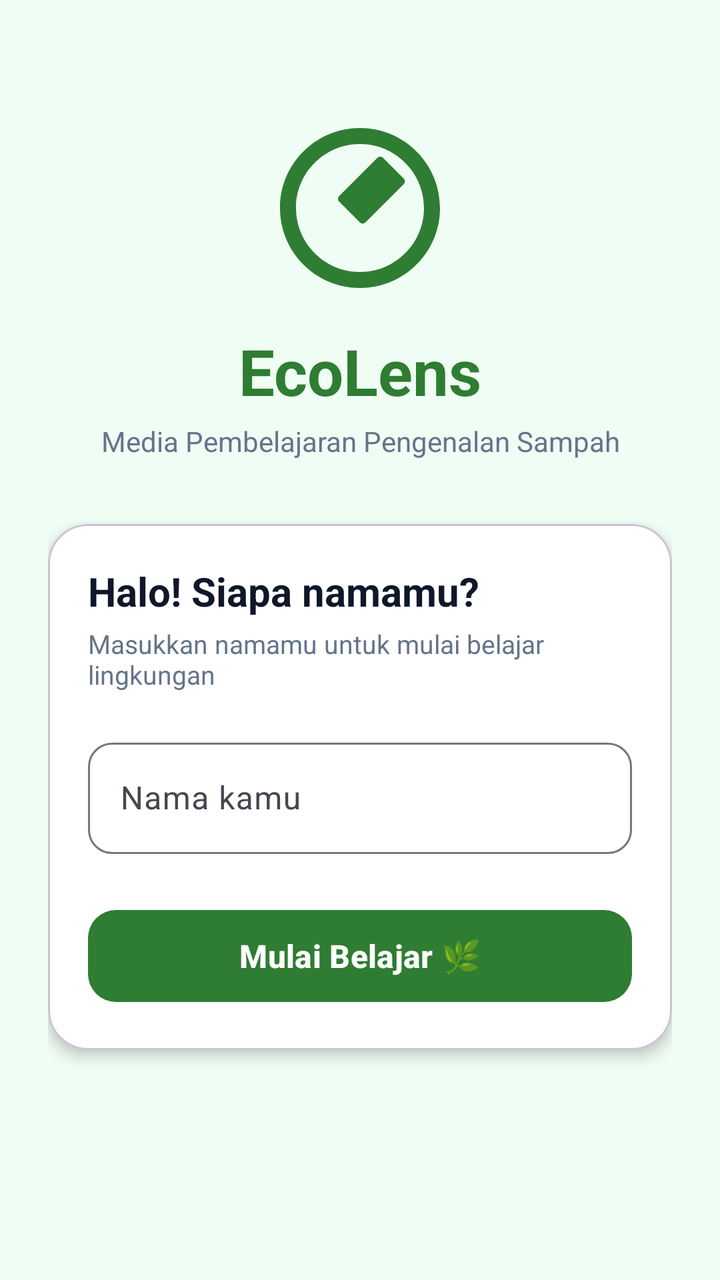
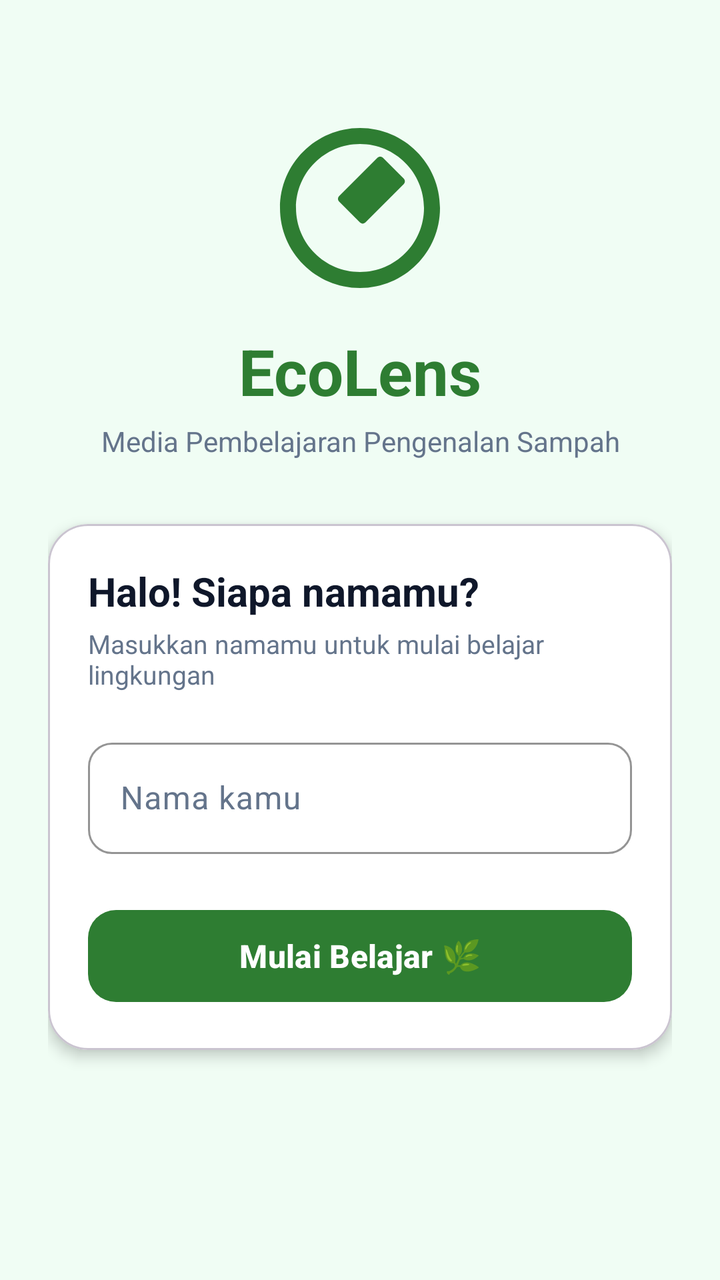

Compare the two renders of this Android layout. The source of the first and the diff that turns it into the second are given below.
<!-- AndroidManifest.xml: application theme Theme.EcoLens -->
<!-- res/layout/fragment_login.xml -->
<?xml version="1.0" encoding="utf-8"?>
<ScrollView xmlns:android="http://schemas.android.com/apk/res/android"
    xmlns:app="http://schemas.android.com/apk/res-auto"
    xmlns:tools="http://schemas.android.com/tools"
    android:layout_width="match_parent"
    android:layout_height="match_parent"
    android:fillViewport="true"
    android:background="@color/bg_light"
    tools:context=".ui.auth.LoginFragment">

    <androidx.constraintlayout.widget.ConstraintLayout
        android:layout_width="match_parent"
        android:layout_height="wrap_content"
        android:padding="24dp">

        <ImageView
            android:id="@+id/imgLogo"
            android:layout_width="96dp"
            android:layout_height="96dp"
            android:layout_marginTop="32dp"
            android:src="@drawable/ic_nav_scan"
            app:tint="@color/primary"
            app:layout_constraintEnd_toEndOf="parent"
            app:layout_constraintStart_toStartOf="parent"
            app:layout_constraintTop_toTopOf="parent"
            android:contentDescription="@string/app_name" />

        <TextView
            android:id="@+id/tvAppTitle"
            android:layout_width="wrap_content"
            android:layout_height="wrap_content"
            android:layout_marginTop="12dp"
            android:text="@string/app_name"
            android:textColor="@color/primary"
            android:textSize="32sp"
            android:textStyle="bold"
            app:layout_constraintEnd_toEndOf="parent"
            app:layout_constraintStart_toStartOf="parent"
            app:layout_constraintTop_toBottomOf="@id/imgLogo" />

        <TextView
            android:id="@+id/tvTagline"
            android:layout_width="0dp"
            android:layout_height="wrap_content"
            android:layout_marginTop="4dp"
            android:gravity="center"
            android:text="@string/app_tagline"
            android:textColor="@color/text_secondary"
            android:textSize="14sp"
            app:layout_constraintEnd_toEndOf="parent"
            app:layout_constraintStart_toStartOf="parent"
            app:layout_constraintTop_toBottomOf="@id/tvAppTitle" />

        <com.google.android.material.card.MaterialCardView
            android:id="@+id/cardLogin"
            android:layout_width="0dp"
            android:layout_height="wrap_content"
            android:layout_marginTop="32dp"
            app:cardCornerRadius="20dp"
            app:cardElevation="4dp"
            app:cardBackgroundColor="@color/card_surface"
            app:layout_constraintEnd_toEndOf="parent"
            app:layout_constraintStart_toStartOf="parent"
            app:layout_constraintTop_toBottomOf="@id/tvTagline">

            <LinearLayout
                android:layout_width="match_parent"
                android:layout_height="wrap_content"
                android:orientation="vertical"
                android:padding="20dp">

                <TextView
                    android:layout_width="wrap_content"
                    android:layout_height="wrap_content"
                    android:text="Halo! Siapa namamu?"
                    android:textColor="@color/text_primary"
                    android:textSize="20sp"
                    android:textStyle="bold" />

                <TextView
                    android:layout_width="wrap_content"
                    android:layout_height="wrap_content"
                    android:layout_marginTop="4dp"
                    android:text="Masukkan namamu untuk mulai belajar lingkungan"
                    android:textColor="@color/text_secondary"
                    android:textSize="13sp" />

                
                <com.google.android.material.textfield.TextInputLayout
                    android:id="@+id/tilUsername"
                    style="@style/Widget.Material3.TextInputLayout.OutlinedBox"
                    android:layout_width="match_parent"
                    android:layout_height="wrap_content"
                    android:layout_marginTop="20dp"
                    android:hint="Nama kamu"
                    app:boxCornerRadiusBottomEnd="12dp"
                    app:boxCornerRadiusBottomStart="12dp"
                    app:boxCornerRadiusTopEnd="12dp"
                    app:boxCornerRadiusTopStart="12dp">

                    <com.google.android.material.textfield.TextInputEditText
                        android:id="@+id/etUsername"
                        android:layout_width="match_parent"
                        android:layout_height="wrap_content"
                        android:inputType="textPersonName"
                        android:maxLines="1" />
                </com.google.android.material.textfield.TextInputLayout>

                

                <com.google.android.material.button.MaterialButton
                    android:id="@+id/btnLogin"
                    android:layout_width="match_parent"
                    android:layout_height="54dp"
                    android:layout_marginTop="24dp"
                    android:text="Mulai Belajar 🌿"
                    android:textSize="16sp"
                    android:textStyle="bold"
                    app:cornerRadius="14dp"
                    app:backgroundTint="@color/primary" />

                <ProgressBar
                    android:id="@+id/progressBar"
                    android:layout_width="wrap_content"
                    android:layout_height="wrap_content"
                    android:layout_gravity="center"
                    android:layout_marginTop="12dp"
                    android:visibility="gone" />

            </LinearLayout>
        </com.google.android.material.card.MaterialCardView>

        
        <TextView
            android:id="@+id/tvToRegister"
            android:layout_width="wrap_content"
            android:layout_height="wrap_content"
            android:layout_marginTop="24dp"
            android:padding="8dp"
            android:text="@string/no_account"
            android:textColor="@color/primary"
            android:textSize="14sp"
            android:textStyle="bold"
            android:visibility="gone"
            app:layout_constraintEnd_toEndOf="parent"
            app:layout_constraintStart_toStartOf="parent"
            app:layout_constraintTop_toBottomOf="@id/cardLogin" />

    </androidx.constraintlayout.widget.ConstraintLayout>
</ScrollView>
<!-- resources referenced by this layout -->
<resources>
  <color name="bg_light">#F0FDF4</color>
  <color name="card_surface">#FFFFFF</color>
  <color name="primary">#2E7D32</color>
  <color name="text_primary">#0F172A</color>
  <color name="text_secondary">#64748B</color>
  <!-- drawable ic_nav_scan (drawable) -->
  <vector xmlns:android="http://schemas.android.com/apk/res/android"
      android:width="24dp"
      android:height="24dp"
      android:viewportWidth="24"
      android:viewportHeight="24">
    <path
        android:fillColor="#FF000000"
        android:pathData="M9.4,10.5l4.77,-4.77c0.2,-0.2 0.51,-0.2 0.71,0l2.58,2.58c0.2,0.2 0.2,0.51 0,0.71L12.69,13.8c-0.2,0.2 -0.51,0.2 -0.71,0L9.4,11.21c-0.2,-0.2 -0.2,-0.51 0,-0.71zM12,2C6.48,2 2,6.48 2,12s4.48,10 10,10 10,-4.48 10,-10S17.52,2 12,2zm0,18c-4.41,0 -8,-3.59 -8,-8s3.59,-8 8,-8 8,3.59 8,8 -3.59,8 -8,8z"/>
  </vector>
  <string name="app_name">EcoLens</string>
  <string name="app_tagline">Media Pembelajaran Pengenalan Sampah</string>
  <string name="no_account">Belum punya akun? Daftar di sini</string>
  <style name="Theme.EcoLens" parent="Base.Theme.EcoLens" />
  <style name="Base.Theme.EcoLens" parent="Theme.Material3.DayNight.NoActionBar">
          
          <item name="colorPrimary">@color/primary</item>
          <item name="colorOnPrimary">@color/white</item>
          <item name="colorPrimaryContainer">@color/primary_container</item>
          <item name="colorOnPrimaryContainer">@color/on_primary_container</item>
          <item name="android:statusBarColor">@color/primary_dark</item>
          <item name="android:windowBackground">@color/bg_light</item>
  
          
          <item name="android:windowLightStatusBar">true</item>
  
          
          <item name="android:windowLightNavigationBar" tools:targetApi="O_MR1">true</item>
      </style>
  <color name="white">#FFFFFFFF</color>
  <color name="primary_container">#E8F5E9</color>
  <color name="on_primary_container">#1B5E20</color>
  <color name="primary_dark">#1B5E20</color>
</resources>

<!-- the commit's change to res/layout/fragment_login.xml (unified diff, before → after) -->
@@ -93,6 +93,8 @@
                     android:layout_height="wrap_content"
                     android:layout_marginTop="20dp"
                     android:hint="Nama kamu"
+                    app:hintTextColor="@color/primary"
+                    app:boxStrokeColor="@color/primary"
                     app:boxCornerRadiusBottomEnd="12dp"
                     app:boxCornerRadiusBottomStart="12dp"
                     app:boxCornerRadiusTopEnd="12dp"
@@ -103,6 +105,9 @@
                         android:layout_width="match_parent"
                         android:layout_height="wrap_content"
                         android:inputType="textPersonName"
+                        android:textColor="@color/text_primary"
+                        android:textColorHint="@color/text_secondary"
+                        android:textSize="16sp"
                         android:maxLines="1" />
                 </com.google.android.material.textfield.TextInputLayout>
 
@@ -125,6 +130,7 @@
                     android:layout_height="wrap_content"
                     android:layout_gravity="center"
                     android:layout_marginTop="12dp"
+                    android:indeterminateTint="@color/primary"
                     android:visibility="gone" />
 
             </LinearLayout>
<!-- resource entries referenced after the edit -->
@@ -29,6 +29,20 @@
           <item name="android:windowBackground">@color/bg_light</item>
   
           
+          <item name="android:textColorPrimary">@color/text_primary</item>
+          <item name="android:textColorSecondary">@color/text_secondary</item>
+          <item name="android:textColorHint">@color/text_secondary</item>
+          <item name="android:editTextColor">@color/text_primary</item>
+          <item name="colorOnSurface">@color/text_primary</item>
+          <item name="colorOnSurfaceVariant">@color/text_secondary</item>
+  
+          
+          <item name="android:indeterminateTint">@color/primary</item>
+          <item name="colorSecondary">@color/primary</item>
+          <item name="colorControlActivated">@color/primary</item>
+          <item name="colorControlNormal">@color/text_secondary</item>
+  
+          
           <item name="android:windowLightStatusBar">true</item>
   
           
